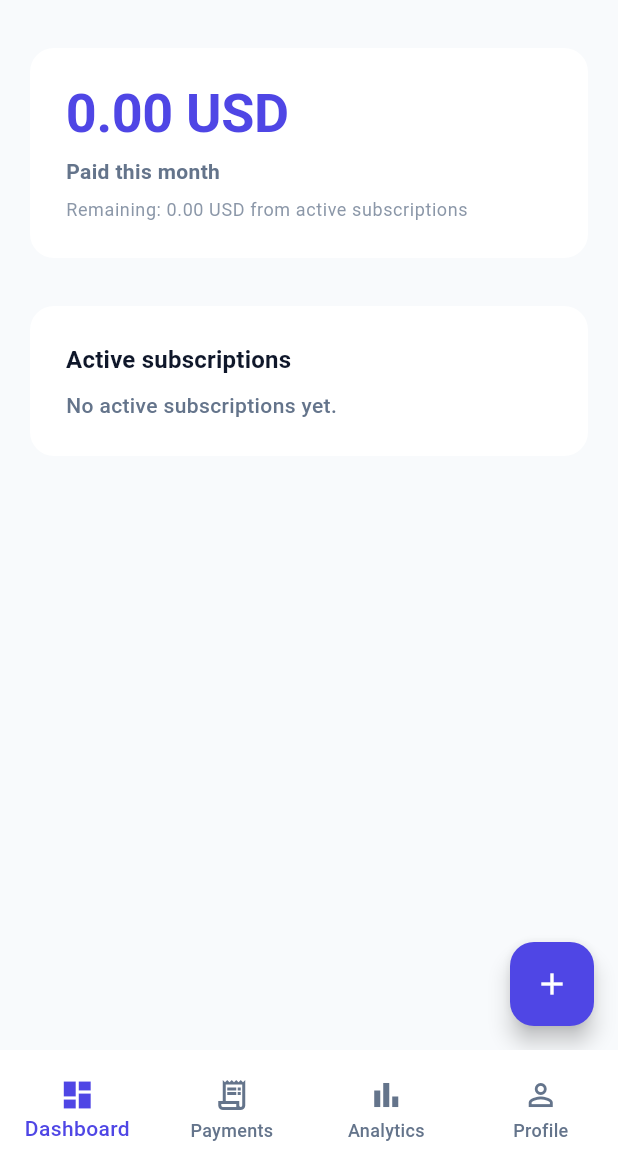
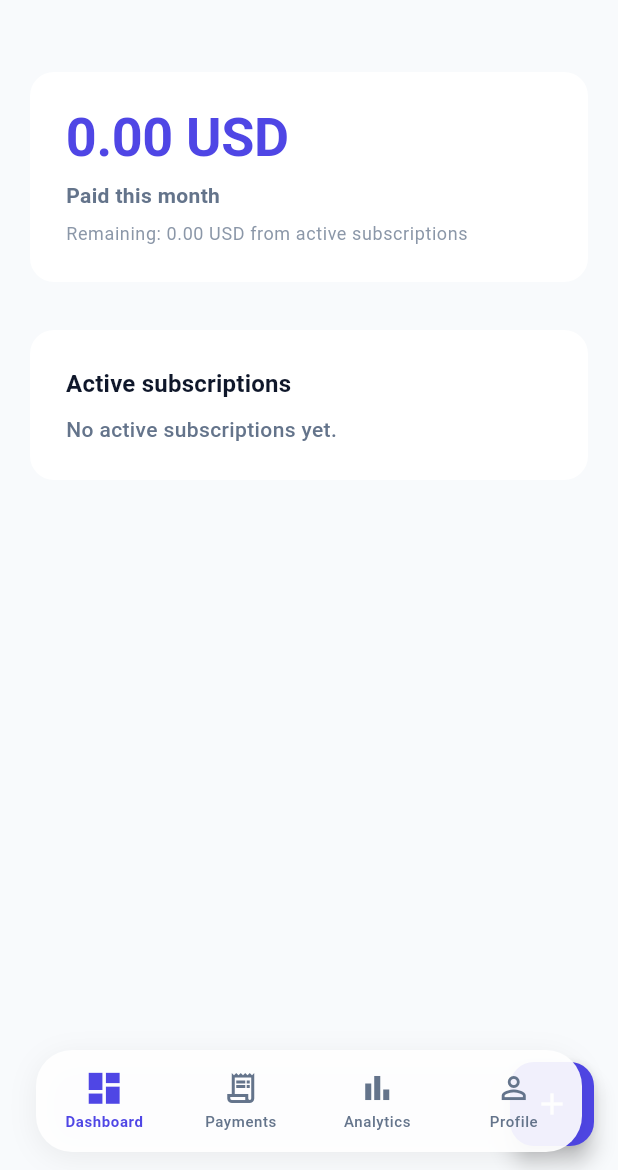
Before and after one commit to AdylshaY/PayTempo, a Flutter app: the AppShellScreen screen opened directly, on a phone screen of 412 x 824 dp, the part 66-1236 px from its top. Run offline on Flutter 3.47's test engine with Material 3 defaults, Android fonts, the phone set to English and light mode, and no system bars; our stand-ins replace flutter_local_notifications, flutter_timezone, isar, lottie, timezone; accounts and stored records are empty; generated files the repository leaves out were written again; statements that could not run were skipped.

Commit message:
feat: implement custom floating navigation bar and update layout padding for bottom navigation overlap

```diff
--- a/lib/features/analytics/analytics_screen.dart
+++ b/lib/features/analytics/analytics_screen.dart
@@ -203,7 +203,7 @@ class AnalyticsScreen extends StatelessWidget {
 
 
                   return SingleChildScrollView(
-                    padding: const EdgeInsets.all(AppSpacing.sm),
+                    padding: const EdgeInsets.fromLTRB(AppSpacing.sm, AppSpacing.sm, AppSpacing.sm, 130),
                     child: Column(
                       crossAxisAlignment: CrossAxisAlignment.start,
                       children: [
--- a/lib/features/dashboard/dashboard_screen.dart
+++ b/lib/features/dashboard/dashboard_screen.dart
@@ -34,7 +34,7 @@ class _DashboardScreenState extends State<DashboardScreen> {
     return Scaffold(
       appBar: AppBar(title: Text(l10n.appTitle)),
       body: ListView(
-        padding: const EdgeInsets.symmetric(horizontal: AppSpacing.sm),
+        padding: const EdgeInsets.fromLTRB(AppSpacing.sm, AppSpacing.sm, AppSpacing.sm, 130),
         children: [
           const SizedBox(height: AppSpacing.sm),
           MonthlySpendingCardWidget(baseCurrency: widget.baseCurrency),
--- a/lib/features/dashboard/widgets/recent_payments_section_widget.dart
+++ b/lib/features/dashboard/widgets/recent_payments_section_widget.dart
@@ -119,6 +119,7 @@ class RecentPaymentsSectionWidget extends StatelessWidget {
                             ),
                             const SizedBox(height: AppSpacing.md),
                             ListView.separated(
+                              padding: EdgeInsets.zero,
                               shrinkWrap: true,
                               physics: const NeverScrollableScrollPhysics(),
                               itemCount: items.length,
--- a/lib/features/dashboard/widgets/subscription_list_section_widget.dart
+++ b/lib/features/dashboard/widgets/subscription_list_section_widget.dart
@@ -169,6 +169,7 @@ class SubscriptionListSectionWidget extends StatelessWidget {
                         ),
                         const SizedBox(height: AppSpacing.md),
                         ListView.separated(
+                          padding: EdgeInsets.zero,
                           shrinkWrap: true,
                           physics: const NeverScrollableScrollPhysics(),
                           itemCount: items.length,
--- a/lib/features/navigation/app_shell_screen.dart
+++ b/lib/features/navigation/app_shell_screen.dart
@@ -16,6 +16,53 @@ class AppShellScreen extends StatefulWidget {
 class _AppShellScreenState extends State<AppShellScreen> {
   int _currentIndex = 0;
 
+  Widget _buildNavItem(
+    int index,
+    IconData inactiveIcon,
+    IconData activeIcon,
+    String label,
+  ) {
+    final bool isSelected = _currentIndex == index;
+    final ThemeData theme = Theme.of(context);
+    final Color activeColor = theme.colorScheme.primary;
+    final Color inactiveColor = theme.colorScheme.onSurfaceVariant;
+
+    return Expanded(
+      child: InkWell(
+        onTap: () {
+          setState(() {
+            _currentIndex = index;
+          });
+        },
+        borderRadius: BorderRadius.circular(16),
+        child: Column(
+          mainAxisAlignment: MainAxisAlignment.center,
+          children: [
+            AnimatedScale(
+              scale: isSelected ? 1.15 : 1.0,
+              duration: const Duration(milliseconds: 200),
+              curve: Curves.easeOutCubic,
+              child: Icon(
+                isSelected ? activeIcon : inactiveIcon,
+                color: isSelected ? activeColor : inactiveColor,
+                size: 24,
+              ),
+            ),
+            const SizedBox(height: 4),
+            Text(
+              label,
+              style: theme.textTheme.bodySmall?.copyWith(
+                color: isSelected ? activeColor : inactiveColor,
+                fontSize: 10,
+                fontWeight: isSelected ? FontWeight.bold : FontWeight.w500,
+              ),
+            ),
+          ],
+        ),
+      ),
+    );
+  }
+
   @override
   Widget build(BuildContext context) {
     final l10n = AppLocalizations.of(context)!;
@@ -31,41 +78,54 @@ class _AppShellScreenState extends State<AppShellScreen> {
         ];
 
         return Scaffold(
+          extendBody: true,
           body: IndexedStack(index: _currentIndex, children: pages),
           bottomNavigationBar: SafeArea(
             top: false,
-            child: SizedBox(
-              height: 80,
-              child: BottomNavigationBar(
-                currentIndex: _currentIndex,
-                onTap: (int index) {
-                  setState(() {
-                    _currentIndex = index;
-                  });
-                },
-                type: BottomNavigationBarType.fixed,
-                items: <BottomNavigationBarItem>[
-                  BottomNavigationBarItem(
-                    icon: const Icon(Icons.dashboard_outlined),
-                    activeIcon: const Icon(Icons.dashboard),
-                    label: l10n.dashboard,
-                  ),
-                  BottomNavigationBarItem(
-                    icon: const Icon(Icons.receipt_long_outlined),
-                    activeIcon: const Icon(Icons.receipt_long),
-                    label: l10n.payments,
-                  ),
-                  BottomNavigationBarItem(
-                    icon: const Icon(Icons.bar_chart_outlined),
-                    activeIcon: const Icon(Icons.bar_chart),
-                    label: l10n.analytics,
-                  ),
-                  BottomNavigationBarItem(
-                    icon: const Icon(Icons.person_outline),
-                    activeIcon: const Icon(Icons.person),
-                    label: l10n.profile,
-                  ),
-                ],
+            child: Padding(
+              padding: const EdgeInsets.fromLTRB(24, 0, 24, 12),
+              child: Container(
+                height: 68,
+                decoration: BoxDecoration(
+                  color: Theme.of(context).colorScheme.surface.withValues(alpha: 0.92),
+                  borderRadius: BorderRadius.circular(24),
+                  boxShadow: [
+                    BoxShadow(
+                      color: Colors.black.withValues(alpha: 0.06),
+                      blurRadius: 16,
+                      offset: const Offset(0, 4),
+                    ),
+                  ],
+                ),
+                child: Row(
+                  mainAxisAlignment: MainAxisAlignment.spaceAround,
+                  children: [
+                    _buildNavItem(
+                      0,
+                      Icons.dashboard_outlined,
+                      Icons.dashboard,
+                      l10n.dashboard,
+                    ),
+                    _buildNavItem(
+                      1,
+                      Icons.receipt_long_outlined,
+                      Icons.receipt_long,
+                      l10n.payments,
+                    ),
+                    _buildNavItem(
+                      2,
+                      Icons.bar_chart_outlined,
+                      Icons.bar_chart,
+                      l10n.analytics,
+                    ),
+                    _buildNavItem(
+                      3,
+                      Icons.person_outline,
+                      Icons.person,
+                      l10n.profile,
+                    ),
+                  ],
+                ),
               ),
             ),
           ),
--- a/lib/features/payments/payments_screen.dart
+++ b/lib/features/payments/payments_screen.dart
@@ -120,9 +120,10 @@ class _PaymentsScreenState extends State<PaymentsScreen> {
     final Isar isar = LocalDatabase.instance.isar;
     final l10n = AppLocalizations.of(context)!;
 
-    return SafeArea(
-      child: Scaffold(
-        body: StreamBuilder<List<SubscriptionRecord>>(
+    return Scaffold(
+      body: SafeArea(
+        bottom: false,
+        child: StreamBuilder<List<SubscriptionRecord>>(
           stream: isar.subscriptionRecords
               .filter()
               .isDeletedEqualTo(false)
@@ -261,6 +262,7 @@ class _PaymentsScreenState extends State<PaymentsScreen> {
                                       )
                                     else
                                       ListView.separated(
+                                        padding: EdgeInsets.zero,
                                         shrinkWrap: true,
                                         physics:
                                             const NeverScrollableScrollPhysics(),
@@ -361,7 +363,7 @@ class _PaymentsScreenState extends State<PaymentsScreen> {
 
                         if (sections.isEmpty) {
                           return ListView(
-                            padding: const EdgeInsets.all(AppSpacing.sm),
+                            padding: const EdgeInsets.fromLTRB(AppSpacing.sm, AppSpacing.sm, AppSpacing.sm, 130),
                             children: <Widget>[
                               topContent,
                               Card(
@@ -382,7 +384,7 @@ class _PaymentsScreenState extends State<PaymentsScreen> {
                         }
 
                         return ListView(
-                          padding: const EdgeInsets.all(AppSpacing.sm),
+                          padding: const EdgeInsets.fromLTRB(AppSpacing.sm, AppSpacing.sm, AppSpacing.sm, 130),
                           children: <Widget>[topContent, ...sections],
                         );
                       },
--- a/lib/features/profile/profile_screen.dart
+++ b/lib/features/profile/profile_screen.dart
@@ -26,6 +26,7 @@ class _ProfileScreenState extends State<ProfileScreen> {
   Widget build(BuildContext context) {
     return Scaffold(
       body: SafeArea(
+        bottom: false,
         child: FutureBuilder<UserSettings?>(
           future: _settingsFuture,
           builder: (context, snapshot) {
@@ -45,7 +46,7 @@ class _ProfileScreenState extends State<ProfileScreen> {
             final settings = snapshot.data;
 
             return SingleChildScrollView(
-              padding: const EdgeInsets.all(AppSpacing.sm),
+              padding: const EdgeInsets.fromLTRB(AppSpacing.sm, AppSpacing.sm, AppSpacing.sm, 130),
               child: Column(
                 children: [
                   ProfileAccountSection(
--- a/lib/features/subscriptions/subscription_manage_screen.dart
+++ b/lib/features/subscriptions/subscription_manage_screen.dart
@@ -387,6 +387,7 @@ class _SubscriptionManageScreenState extends State<SubscriptionManageScreen> {
                             )
                           else
                             ListView.separated(
+                              padding: EdgeInsets.zero,
                               shrinkWrap: true,
                               physics: const NeverScrollableScrollPhysics(),
                               itemCount: payments.length,
```
